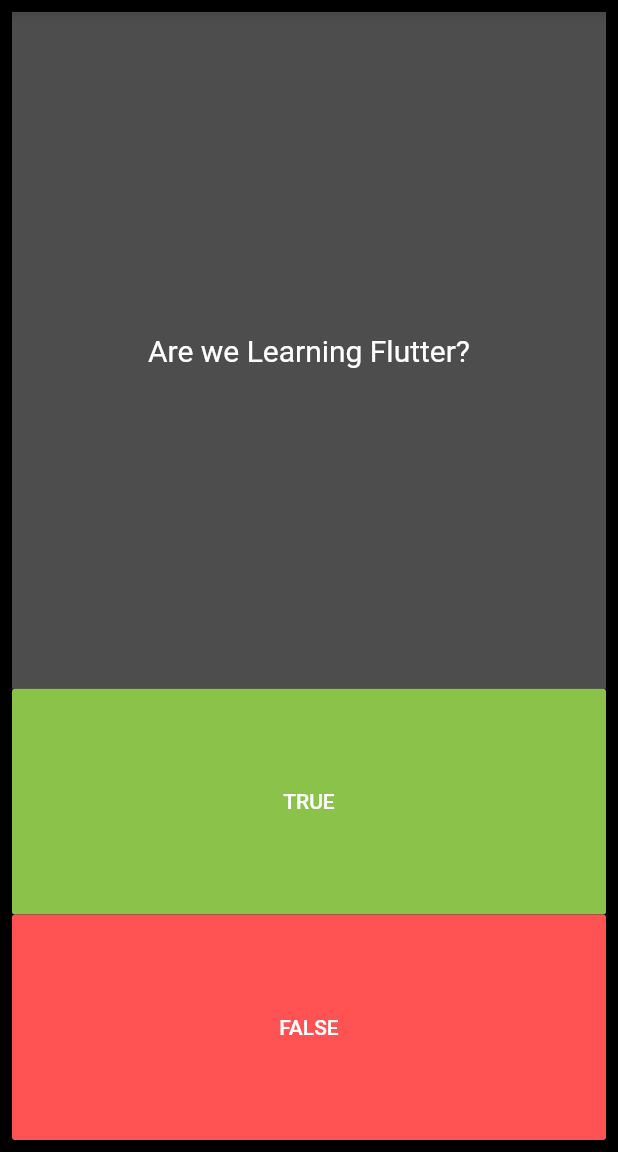
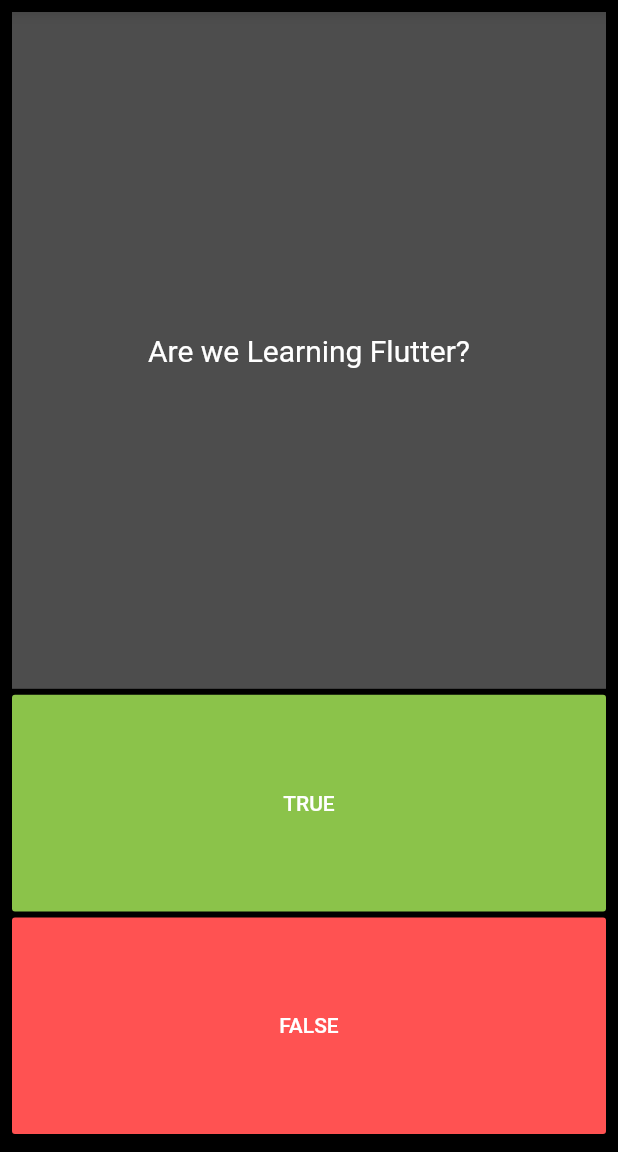
Before and after one commit to Rahulshahare/quizapp, a Flutter app: the screen it shows after launch, on a phone screen of 412 x 824 dp, the part 84-1236 px from its top. Run offline on Flutter 3.47's test engine with Material 2 defaults, Android fonts, the phone set to English and light mode, and no system bars.

Commit message:
Padding around make UI Beautiful

```diff
--- a/lib/main.dart
+++ b/lib/main.dart
@@ -63,6 +63,8 @@ class _QuizPageState extends State<QuizPage> {
                 //TODO: a true button
                 Expanded(
                   flex: 1,
+                  child: Padding(
+                    padding: const EdgeInsets.fromLTRB(0, 4, 0, 2),
                     child: FlatButton(
                       padding: EdgeInsets.all(0.0),
                       textColor: Colors.white,
@@ -81,9 +83,12 @@ class _QuizPageState extends State<QuizPage> {
                       },
                     ),
                   ),
+                ),
                 //TODO: a false button
                 Expanded(
                   flex: 1,
+                  child: Padding(
+                    padding: const EdgeInsets.fromLTRB(0, 2, 0, 4),
                     child: FlatButton(
                       padding: EdgeInsets.all(0.0),
                       color: Colors.redAccent,
@@ -103,6 +108,7 @@ class _QuizPageState extends State<QuizPage> {
                       },
                     ),
                   ),
+                ),
                 Row(
                   children: _trackers,
                 ),
```
Lines whose indentation alone changed are shown as unchanged.
